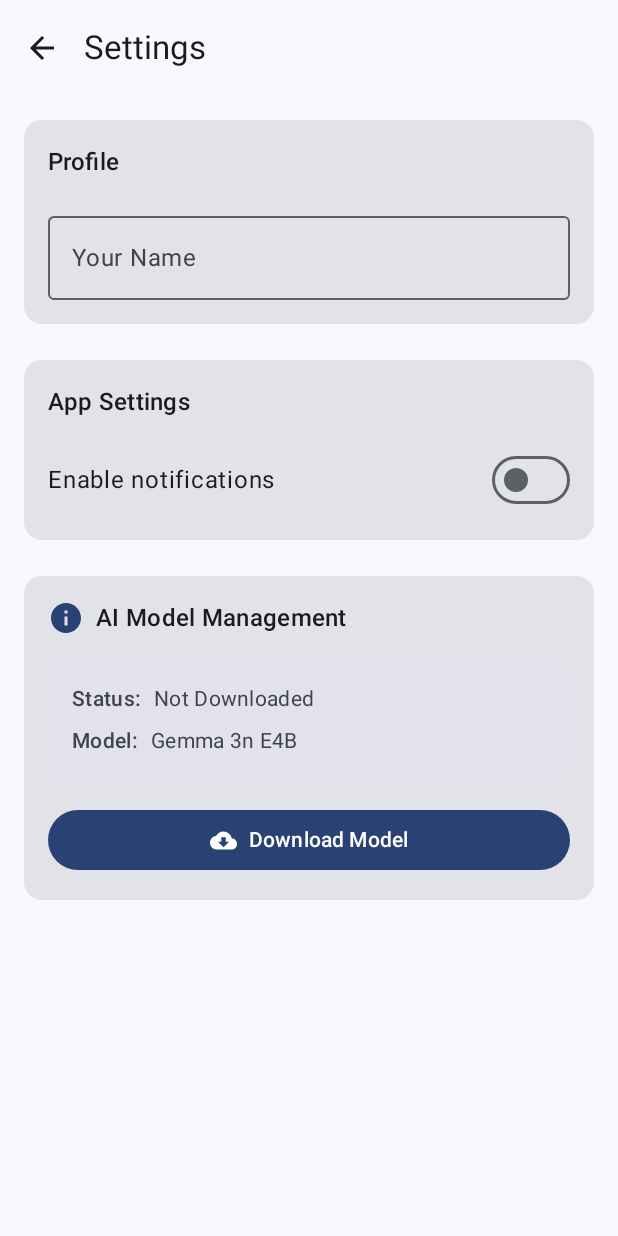
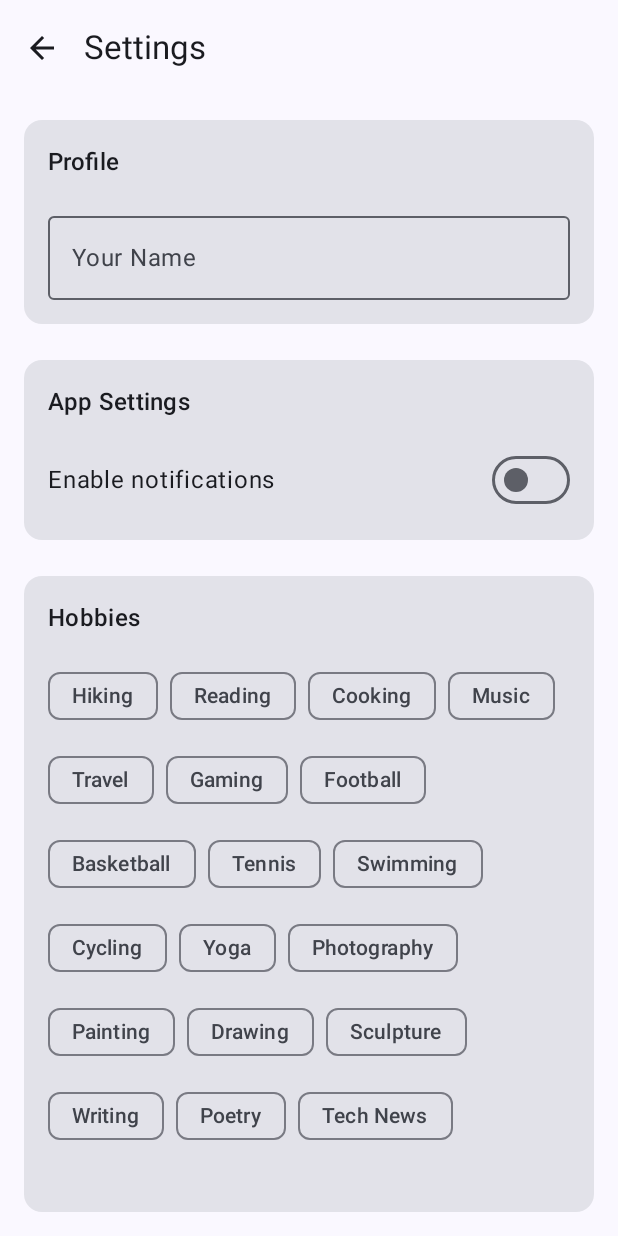
Before and after one commit to Fabiomi12/assistant-ai, an Android app built with Jetpack Compose: the SettingsScreen screen opened through its navigation route, on a phone screen of 412 x 824 dp. Run offline under Robolectric (Android 15) with nearby library versions, the phone set to English and light mode, and no system bars; our stand-ins replace Dagger/Hilt's generated code.

Commit message:
Add hobbies settings

```diff
--- a/app/src/main/java/edu/upt/assistant/domain/SettingsViewModel.kt
+++ b/app/src/main/java/edu/upt/assistant/domain/SettingsViewModel.kt
@@ -30,6 +30,21 @@ class SettingsViewModel @Inject constructor(
     .map { prefs -> prefs[SettingsKeys.SETUP_DONE] ?: false }
     .stateIn(viewModelScope, SharingStarted.Eagerly, false)
 
+  // Reactive interests flow
+  val interests: StateFlow<Set<String>> = dataStore.data
+    .map { prefs ->
+      prefs[SettingsKeys.INTERESTS]
+        ?.split(",")
+        ?.filter { it.isNotBlank() }
+        ?.toSet() ?: emptySet()
+    }
+    .stateIn(viewModelScope, SharingStarted.Eagerly, emptySet())
+
+  // Reactive custom interest flow
+  val customInterest: StateFlow<String> = dataStore.data
+    .map { prefs -> prefs[SettingsKeys.CUSTOM_INTEREST] ?: "" }
+    .stateIn(viewModelScope, SharingStarted.Eagerly, "")
+
   // Update username
   fun setUsername(name: String) = viewModelScope.launch {
     dataStore.edit { prefs ->
@@ -43,4 +58,18 @@ class SettingsViewModel @Inject constructor(
       prefs[SettingsKeys.NOTIFICATIONS] = enabled
     }
   }
+
+  // Update interests
+  fun setInterests(newInterests: Set<String>) = viewModelScope.launch {
+    dataStore.edit { prefs ->
+      prefs[SettingsKeys.INTERESTS] = newInterests.joinToString(",")
+    }
+  }
+
+  // Update custom interest
+  fun setCustomInterest(interest: String) = viewModelScope.launch {
+    dataStore.edit { prefs ->
+      prefs[SettingsKeys.CUSTOM_INTEREST] = interest
+    }
+  }
 }
--- a/app/src/main/java/edu/upt/assistant/ui/navigation/AppNavGraph.kt
+++ b/app/src/main/java/edu/upt/assistant/ui/navigation/AppNavGraph.kt
@@ -124,12 +124,18 @@ fun AppNavGraph(
             val settingsVm: SettingsViewModel = hiltViewModel()
             val username by settingsVm.username.collectAsState()
             val notificationsEnabled by settingsVm.notificationsEnabled.collectAsState()
+            val interests by settingsVm.interests.collectAsState()
+            val customInterest by settingsVm.customInterest.collectAsState()
 
             SettingsScreen(
                 username = username,
                 notificationsEnabled = notificationsEnabled,
+                selectedInterests = interests,
+                customInterest = customInterest,
                 onUserNameChange = { settingsVm.setUsername(it) },
                 onNotificationsToggle = { settingsVm.setNotificationsEnabled(it) },
+                onInterestsChange = { settingsVm.setInterests(it) },
+                onCustomInterestChange = { settingsVm.setCustomInterest(it) },
                 onBack = { navController.popBackStack() },
                 onDownloadModel = { navController.navigate(MODEL_DOWNLOAD_ROUTE) }
             )
--- a/app/src/main/java/edu/upt/assistant/ui/screens/SettingsScreen.kt
+++ b/app/src/main/java/edu/upt/assistant/ui/screens/SettingsScreen.kt
@@ -1,6 +1,7 @@
 package edu.upt.assistant.ui.screens
 
 import androidx.compose.foundation.layout.*
+import androidx.compose.foundation.layout.FlowRow
 import androidx.compose.material.icons.Icons
 import androidx.compose.material.icons.automirrored.filled.ArrowBack
 import androidx.compose.material.icons.filled.CloudDownload
@@ -82,13 +83,30 @@ class SettingsModelViewModel @Inject constructor(
     }
 }
 
+private val interestOptions = listOf(
+    "Hiking", "Reading", "Cooking", "Music", "Travel", "Gaming",
+    "Football", "Basketball", "Tennis", "Swimming", "Cycling", "Yoga",
+    "Photography", "Painting", "Drawing", "Sculpture", "Writing", "Poetry",
+    "Tech News", "Programming", "AI/ML", "Blockchain", "Gadgets",
+    "Movies", "TV Shows", "Theater", "Comedy", "Stand-up",
+    "Fitness", "Weightlifting", "Running", "CrossFit", "Pilates",
+    "Foodie", "Vegan Cooking", "Baking", "Barbecue",
+    "Travel", "Backpacking", "Road Trips", "Beach", "Mountains",
+    "Gardening", "Astrology", "Meditation",
+    "Board Games", "Chess", "Poker", "Role-Playing Games"
+)
+
 @OptIn(ExperimentalMaterial3Api::class)
 @Composable
 fun SettingsScreen(
     username: String,
     notificationsEnabled: Boolean,
+    selectedInterests: Set<String>,
+    customInterest: String,
     onUserNameChange: (String) -> Unit,
     onNotificationsToggle: (Boolean) -> Unit,
+    onInterestsChange: (Set<String>) -> Unit,
+    onCustomInterestChange: (String) -> Unit,
     onBack: () -> Unit,
     onDownloadModel: () -> Unit = {},
     modelViewModel: SettingsModelViewModel = hiltViewModel()
@@ -179,6 +197,62 @@ fun SettingsScreen(
                             onCheckedChange = onNotificationsToggle
                         )
                     }
+                }
+            }
+
+            // Hobbies Section
+            Card(
+                modifier = Modifier.fillMaxWidth()
+            ) {
+                Column(
+                    modifier = Modifier.padding(16.dp),
+                    verticalArrangement = Arrangement.spacedBy(16.dp)
+                ) {
+                    Text(
+                        text = "Hobbies",
+                        style = MaterialTheme.typography.titleMedium
+                    )
+
+                    FlowRow(
+                        horizontalArrangement = Arrangement.spacedBy(8.dp),
+                        verticalArrangement = Arrangement.spacedBy(8.dp),
+                        modifier = Modifier.fillMaxWidth()
+                    ) {
+                        interestOptions.forEach { item ->
+                            FilterChip(
+                                selected = selectedInterests.contains(item),
+                                onClick = {
+                                    val newSet = selectedInterests.toMutableSet().apply {
+                                        if (contains(item)) remove(item) else add(item)
+                                    }
+                                    onInterestsChange(newSet)
+                                },
+                                label = { Text(item) }
+                            )
+                        }
+                    }
+
+                    var localCustom by rememberSaveable { mutableStateOf(customInterest) }
+                    LaunchedEffect(customInterest) {
+                        if (customInterest != localCustom) {
+                            localCustom = customInterest
+                        }
+                    }
+                    fun commitCustom() {
+                        if (localCustom != customInterest) {
+                            onCustomInterestChange(localCustom)
+                        }
+                    }
+                    OutlinedTextField(
+                        value = localCustom,
+                        onValueChange = { localCustom = it },
+                        label = { Text("Other Interests") },
+                        modifier = Modifier
+                            .fillMaxWidth()
+                            .onFocusChanged { if (!it.isFocused) commitCustom() },
+                        keyboardOptions = KeyboardOptions.Default.copy(imeAction = ImeAction.Done),
+                        keyboardActions = KeyboardActions(onDone = { commitCustom() })
+                    )
                 }
             }
 
```
